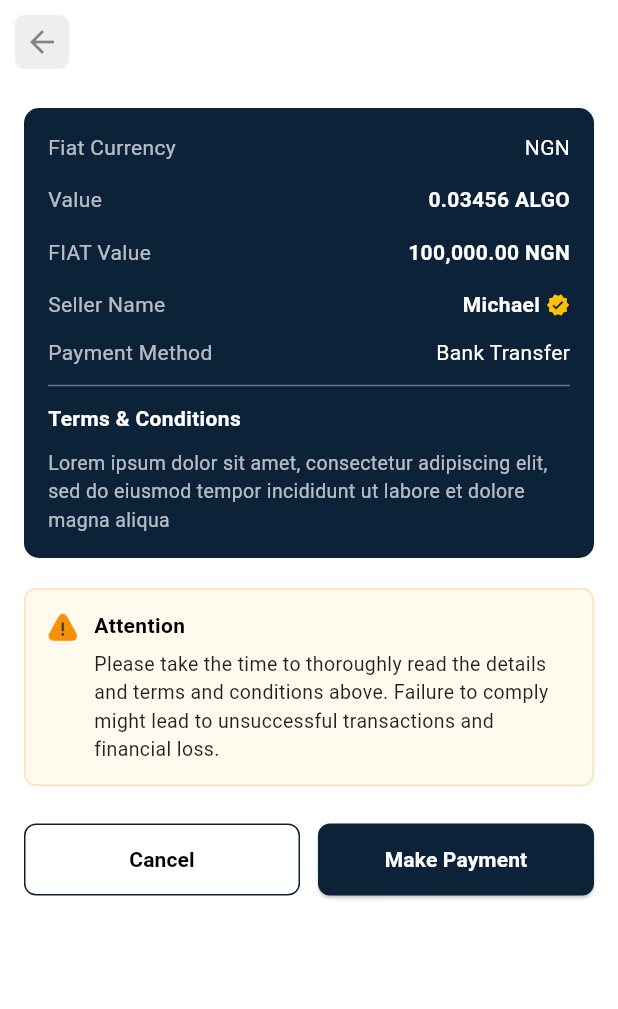
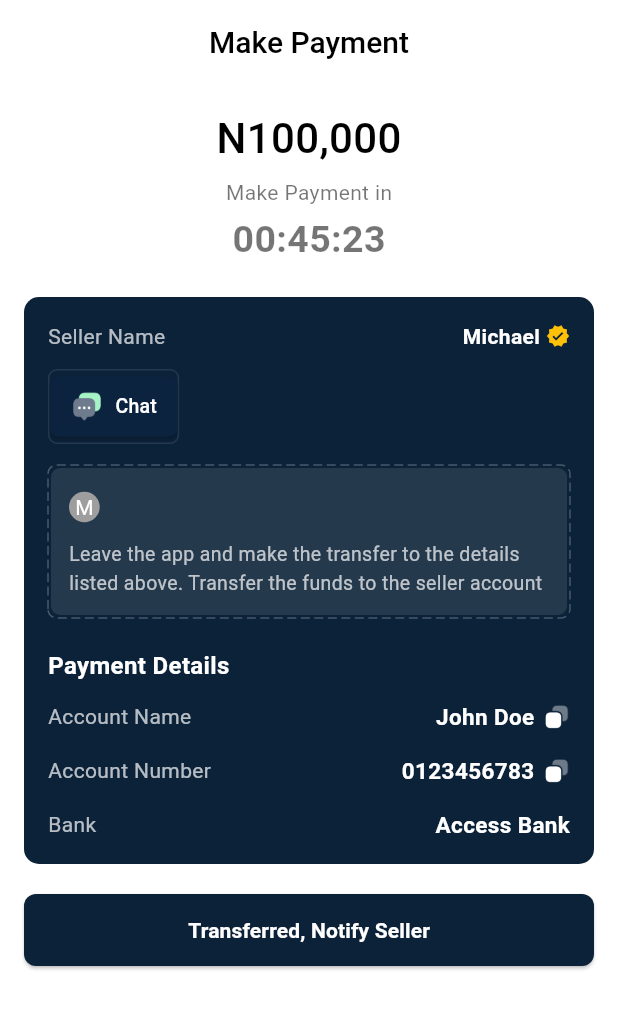
Before and after one commit to Ammara-Akbar/KoolSwitch, a Flutter app: the PaymentScreen screen opened directly, after a tap on "Make Payment", on a phone screen of 412 x 824 dp. Shown: the top 1009 px of the screen. Run offline on Flutter 3.47's test engine with Material 3 defaults, Android fonts, the phone set to English and light mode, and no system bars; drawn by our look-alikes of dotted_border.

Commit message:
MakePaymentScreen

```diff
--- /dev/null
+++ b/kool_switch/lib/screens/make_payment_screen.dart
@@ -0,0 +1,219 @@
+import 'package:dotted_border/dotted_border.dart';
+import 'package:flutter/material.dart';
+import 'package:kool_switch/utils/colors.dart';
+
+class MakePaymentScreen extends StatelessWidget {
+  const MakePaymentScreen({super.key});
+
+  @override
+  Widget build(BuildContext context) {
+    return Scaffold(
+      backgroundColor: Colors.white,
+      appBar: AppBar(
+        elevation: 0,
+        backgroundColor: Colors.white,
+        automaticallyImplyLeading: false,
+        title: const Text(
+          "Make Payment",
+          style: TextStyle(
+            color: Colors.black,
+            fontSize: 20,
+            fontWeight: FontWeight.w500,
+          ),
+        ),
+        centerTitle: true,
+      ),
+      body: SingleChildScrollView(
+        padding: const EdgeInsets.all(16),
+        child: Column(
+          children: [
+            // Amount
+            const Text(
+              "N100,000",
+              style: TextStyle(
+                  fontSize: 28,
+                  fontWeight: FontWeight.w500,
+                  color: Colors.black),
+            ),
+            const SizedBox(height: 6),
+            const Text(
+              "Make Payment in",
+              style: TextStyle(color: Colors.black54, fontSize: 14),
+            ),
+            const SizedBox(height: 4),
+            const Text(
+              "00:45:23",
+              style: TextStyle(
+                  fontSize: 25,
+                  fontWeight: FontWeight.w600,
+                  color: Colors.black54),
+            ),
+            const SizedBox(height: 20),
+
+            // Card Section
+            Container(
+              width: double.infinity,
+              padding: const EdgeInsets.all(16),
+              decoration: BoxDecoration(
+                color: AppColors.primaryColor,
+                borderRadius: BorderRadius.circular(10),
+              ),
+              child: Column(
+                crossAxisAlignment: CrossAxisAlignment.start,
+                children: [
+                  // Seller Name
+                  Row(
+                    mainAxisAlignment: MainAxisAlignment.spaceBetween,
+                    children: const [
+                      Text("Seller Name",
+                          style:
+                              TextStyle(color: Colors.white70, fontSize: 14)),
+                      Row(
+                        children: [
+                          Text("Michael",
+                              style: TextStyle(
+                                  fontWeight: FontWeight.w600,
+                                  fontSize: 14,
+                                  color: Colors.white)),
+                          SizedBox(width: 4),
+                          Icon(Icons.verified, color: Colors.amber, size: 16),
+                        ],
+                      )
+                    ],
+                  ),
+                  const SizedBox(height: 12),
+
+                  // Chat button
+                  Container(
+                    decoration: BoxDecoration(
+                        border: Border.all(color: Colors.white10, width: 1),
+                        borderRadius: BorderRadius.circular(6)),
+                    child: ElevatedButton.icon(
+                      style: ElevatedButton.styleFrom(
+                        backgroundColor: const Color(0xFF0C2340), // Dark Blue
+                        shape: RoundedRectangleBorder(
+                          borderRadius: BorderRadius.circular(6),
+                        ),
+
+                        padding: const EdgeInsets.symmetric(horizontal: 14),
+                      ),
+                      onPressed: () {},
+                      icon:
+                          Image.asset("assets/images/messages.png", height: 22),
+                      label: const Text(
+                        "Chat",
+                        style: TextStyle(color: Colors.white, fontSize: 13),
+                      ),
+                    ),
+                  ),
+                  const SizedBox(height: 14),
+
+// Instructions Box
+DottedBorder(
+  color: Colors.white24,
+  strokeWidth: 1,
+  borderType: BorderType.RRect,
+  radius: const Radius.circular(6),
+  dashPattern: const [6, 3],
+  child: Container(
+    width: double.infinity,
+    padding: const EdgeInsets.all(12),
+    decoration: BoxDecoration(
+      color: Colors.white10,
+      borderRadius: BorderRadius.circular(6),
+    ),
+    child: Column(
+      crossAxisAlignment: CrossAxisAlignment.start,
+      children: [
+        Container(
+          padding: const EdgeInsets.all(4),
+          decoration: const BoxDecoration(
+            color: Colors.grey,
+            shape: BoxShape.circle,
+          ),
+          child: const Text(
+            "M",
+            style: TextStyle(color: Colors.white),
+          ),
+        ),
+        const SizedBox(height: 8),
+        const Text(
+          "Leave the app and make the transfer to the details listed above. "
+          "Transfer the funds to the seller account",
+          style: TextStyle(color: Colors.white70, fontSize: 13),
+        ),
+      ],
+    ),
+  ),
+),
+
+                  const SizedBox(height: 20),
+
+                  // Payment Details
+                  const Text(
+                    "Payment Details",
+                    style: TextStyle(
+                        fontSize: 16,
+                        fontWeight: FontWeight.w600,
+                        color: Colors.white),
+                  ),
+                  const SizedBox(height: 12),
+
+                  _detailRow("Account Name", "John Doe"),
+                  const SizedBox(height: 15),
+                  _detailRow("Account Number", "0123456783"),
+                  const SizedBox(height: 15),
+                  _detailRow("Bank", "Access Bank", showCopy: false),
+                ],
+              ),
+            ),
+            const SizedBox(height: 20),
+
+            // Button
+            SizedBox(
+              width: double.infinity,
+              child: ElevatedButton(
+                style: ElevatedButton.styleFrom(
+                  backgroundColor: AppColors.primaryColor,
+                  shape: RoundedRectangleBorder(
+                      borderRadius: BorderRadius.circular(8)),
+                  padding: const EdgeInsets.symmetric(vertical: 14),
+                ),
+                onPressed: () {},
+                child: const Text(
+                  "Transferred, Notify Seller",
+                  style: TextStyle(
+                      color: Colors.white, fontWeight: FontWeight.w600),
+                ),
+              ),
+            ),
+          ],
+        ),
+      ),
+    );
+  }
+
+  // 🔹 Reusable Payment Details Row
+  Widget _detailRow(String label, String value, {bool showCopy = true}) {
+    return Row(
+      mainAxisAlignment: MainAxisAlignment.spaceBetween,
+      children: [
+        Text(label,
+            style: const TextStyle(color: Colors.white70, fontSize: 14)),
+        Row(
+          children: [
+            Text(value,
+                style: const TextStyle(
+                    color: Colors.white,
+                    fontSize: 15,
+                    fontWeight: FontWeight.w600)),
+            if (showCopy) ...[
+              const SizedBox(width: 6),
+               Image.asset("assets/images/copy.png", height: 18),
+            ]
+          ],
+        ),
+      ],
+    );
+  }
+}
--- a/kool_switch/lib/screens/payment_screen.dart
+++ b/kool_switch/lib/screens/payment_screen.dart
@@ -1,4 +1,5 @@
 import 'package:flutter/material.dart';
+import 'package:kool_switch/screens/make_payment_screen.dart';
 import 'package:kool_switch/utils/colors.dart';
 
 class PaymentScreen extends StatelessWidget {
@@ -160,7 +161,12 @@ class PaymentScreen extends StatelessWidget {
                           borderRadius: BorderRadius.circular(8)),
                       padding: const EdgeInsets.symmetric(vertical: 14),
                     ),
-                    onPressed: () {},
+                    onPressed: () {
+                       Navigator.push(
+                  context,
+                  MaterialPageRoute(builder: (_) => MakePaymentScreen()),
+                );
+                    },
                     child: const Text("Make Payment",
                         style: TextStyle(
                             color: Colors.white, fontWeight: FontWeight.w600)),
--- a/kool_switch/pubspec.yaml
+++ b/kool_switch/pubspec.yaml
@@ -34,6 +34,7 @@ dependencies:
   # The following adds the Cupertino Icons font to your application.
   # Use with the CupertinoIcons class for iOS style icons.
   cupertino_icons: ^1.0.8
+  dotted_border: ^2.1.0
 
 dev_dependencies:
   flutter_test:
```
Also changed, not shown: kool_switch/pubspec.lock.
